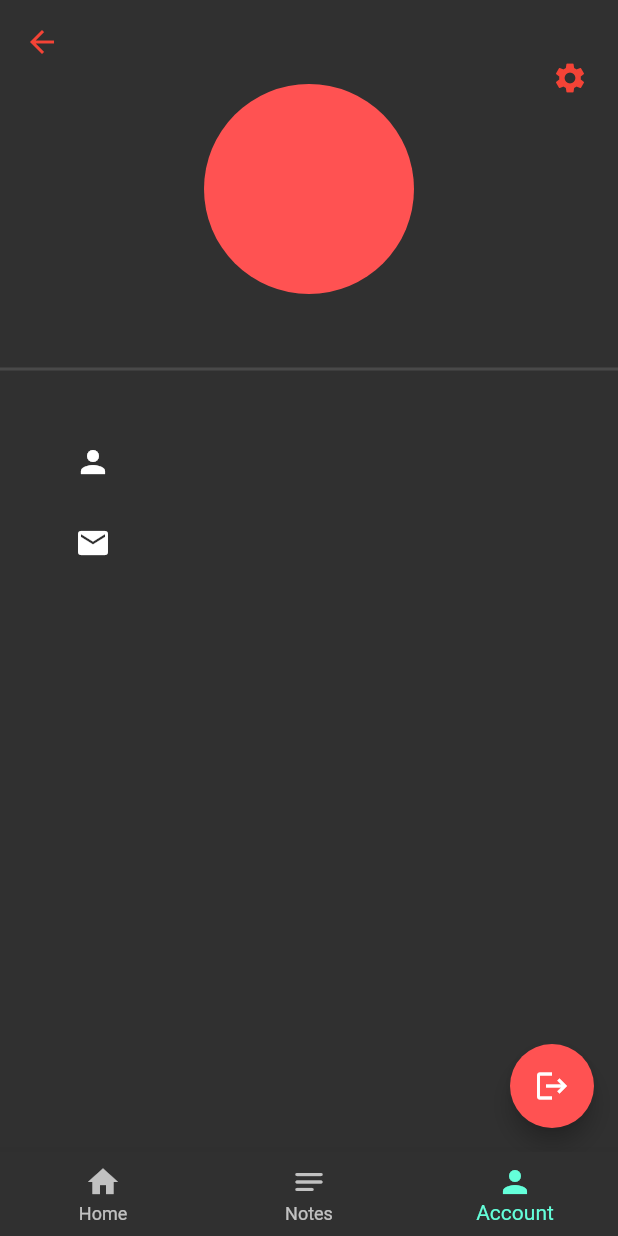
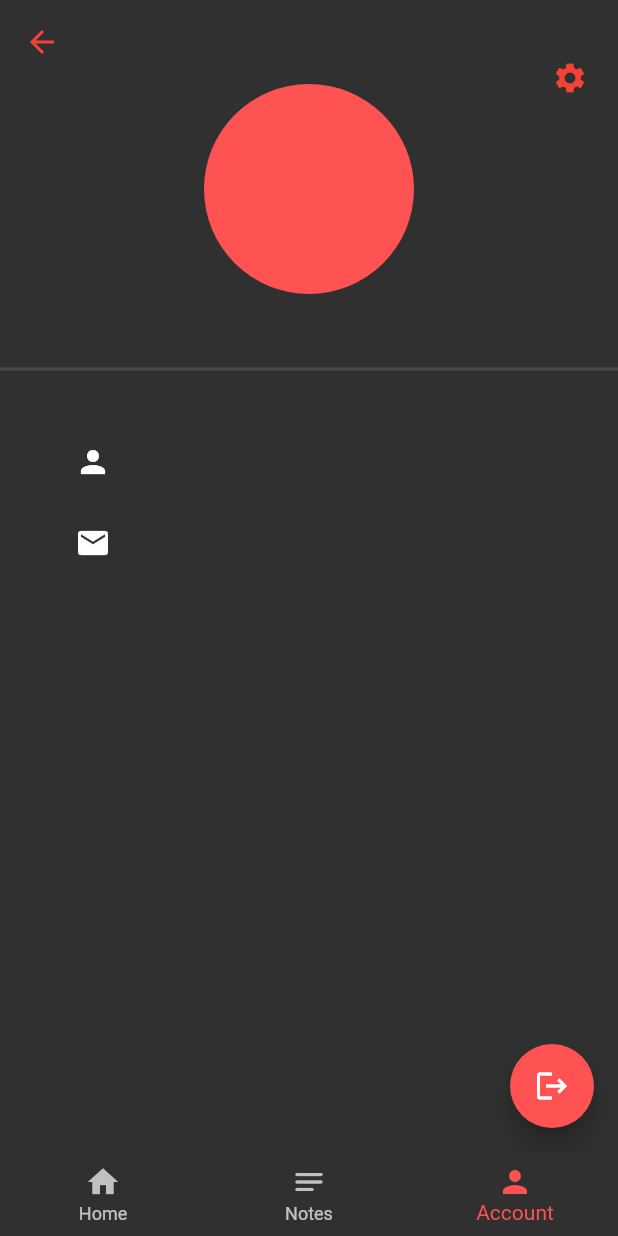
Before and after one commit to grayson40/p2p-app, a Flutter app: the Nav screen opened directly, item 3 of the bottom bar chosen, on a phone screen of 412 x 824 dp. Run offline on Flutter 3.47's test engine with Material 2 defaults, Android fonts, the phone set to English and light mode, and no system bars; our stand-ins replace cloud_firestore, firebase_auth, firebase_core, fluttertoast; accounts and stored records are empty.

Commit message:
Add font styles to nav bar

```diff
--- a/lib/screens/nav_screen.dart
+++ b/lib/screens/nav_screen.dart
@@ -36,14 +36,31 @@ class _NavState extends State<Nav> {
       ),
       bottomNavigationBar: BottomNavigationBar(
         items: const <BottomNavigationBarItem>[
-          BottomNavigationBarItem(icon: Icon(Icons.home), title: Text("Home")),
           BottomNavigationBarItem(
-              icon: Icon(Icons.notes_rounded), title: Text("Notes")),
+            icon: Icon(Icons.home),
+            title: Text(
+              "Home",
+              style: TextStyle(fontSize: 14, fontWeight: FontWeight.w500),
+            ),
+          ),
           BottomNavigationBarItem(
-              icon: Icon(Icons.person), title: Text("Account"))
+              icon: Icon(Icons.notes_rounded),
+              title: Text(
+                "Notes",
+                style: TextStyle(fontSize: 14, fontWeight: FontWeight.w500),
+              )),
+          BottomNavigationBarItem(
+              icon: Icon(
+                Icons.person,
+              ),
+              title: Text(
+                "Account",
+                style: TextStyle(fontSize: 14, fontWeight: FontWeight.w500),
+              ))
         ],
         currentIndex: _selectedIndex,
         onTap: _onItemTap,
+        selectedItemColor: Colors.redAccent,
       ),
     );
   }
```
